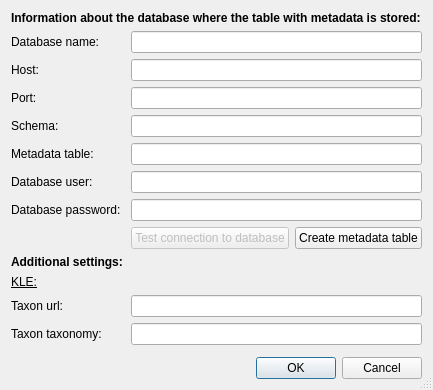
First picture: the form in src/MetadataFunctionality/ui/dialog_settings.ui, repository Septima/qgis-metadatafunctionality, before the edit.
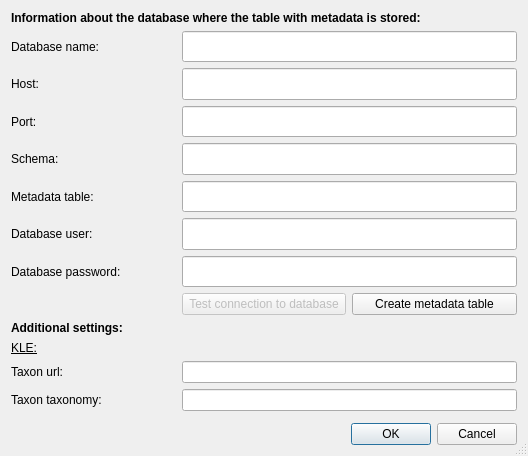
Second picture: the form after the edit.

Diff of the .ui file:
```diff
--- a/src/MetadataFunctionality/ui/dialog_settings.ui
+++ b/src/MetadataFunctionality/ui/dialog_settings.ui
@@ -6,8 +6,8 @@
    <rect>
     <x>0</x>
     <y>0</y>
-    <width>433</width>
-    <height>334</height>
+    <width>528</width>
+    <height>456</height>
    </rect>
   </property>
   <property name="sizePolicy">
```
Left out of the diff: 16 changed lines with no effect on the pictures.
